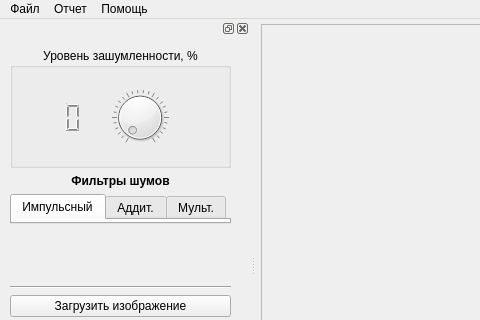
einzige/Multichannel-noise-generator, file noise/mainwindow.ui: the form before one commit; both pictures show x 0 to 480 and y 0 to 320 of the 711 by 533 pixel window.
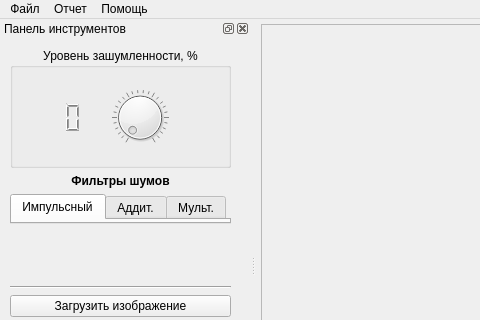
The form after the commit.

Diff of the .ui file:
```diff
--- a/noise/mainwindow.ui
+++ b/noise/mainwindow.ui
@@ -120,6 +120,9 @@
    <property name="allowedAreas">
     <set>Qt::LeftDockWidgetArea|Qt::RightDockWidgetArea</set>
    </property>
+   <property name="windowTitle">
+    <string>Панель инструментов</string>
+   </property>
    <attribute name="dockWidgetArea">
     <number>1</number>
    </attribute>
```
Left out of the diff: 13 changed lines with no effect on the pictures.
